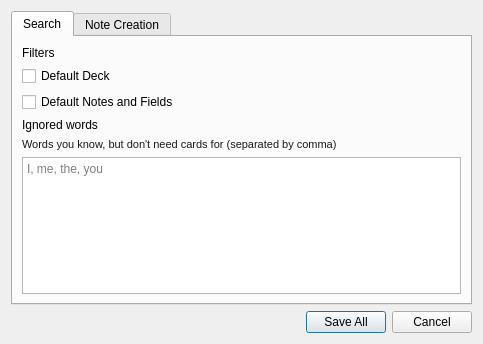
ll-in-anki/find-missing-words, file designer/config.ui: the form before one commit.
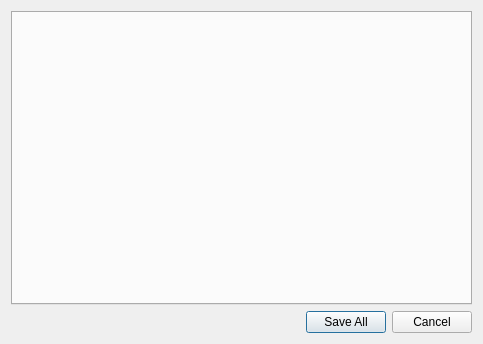
The form after the commit.

Commit message: WIP commit for config and note creation presets

Diff of the .ui file:
```diff
--- a/designer/config.ui
+++ b/designer/config.ui
@@ -19,164 +19,6 @@
      <property name="currentIndex">
       <number>0</number>
      </property>
-     <widget class="QWidget" name="tab_2">
-      <attribute name="title">
-       <string>Search</string>
-      </attribute>
-      <layout class="QVBoxLayout" name="verticalLayout_3">
-       <item>
-        <widget class="QLabel" name="label_2">
-         <property name="text">
-          <string>Filters</string>
-         </property>
-        </widget>
-       </item>
-       <item>
-        <layout class="QHBoxLayout" name="default_deck_hbox">
-         <item>
-          <widget class="QCheckBox" name="default_deck_checkbox">
-           <property name="text">
-            <string>Default Deck</string>
-           </property>
-          </widget>
-         </item>
-         <item>
-          <spacer name="horizontalSpacer_3">
-           <property name="orientation">
-            <enum>Qt::Horizontal</enum>
-           </property>
-           <property name="sizeHint" stdset="0">
-            <size>
-             <width>40</width>
-             <height>20</height>
-            </size>
-           </property>
-          </spacer>
-         </item>
-        </layout>
-       </item>
-       <item>
-        <layout class="QHBoxLayout" name="default_note_field_hbox">
-         <item>
-          <widget class="QCheckBox" name="default_note_field_checkbox">
-           <property name="text">
-            <string>Default Notes and Fields</string>
-           </property>
-          </widget>
-         </item>
-         <item>
-          <spacer name="horizontalSpacer_2">
-           <property name="orientation">
-            <enum>Qt::Horizontal</enum>
-           </property>
-           <property name="sizeHint" stdset="0">
-            <size>
-             <width>40</width>
-             <height>20</height>
-            </size>
-           </property>
-          </spacer>
-         </item>
-        </layout>
-       </item>
-       <item>
-        <widget class="QLabel" name="label_3">
-         <property name="text">
-          <string>Ignored words</string>
-         </property>
-        </widget>
-       </item>
-       <item>
-        <widget class="QLabel" name="label_4">
-         <property name="styleSheet">
-          <string notr="true">font-size: 11px; color: #191919</string>
-         </property>
-         <property name="text">
-          <string>Words you know, but don't need cards for (separated by comma)</string>
-         </property>
-        </widget>
-       </item>
-       <item>
-        <widget class="QTextEdit" name="ignored_words_text_area">
-         <property name="acceptRichText">
-          <bool>false</bool>
-         </property>
-         <property name="placeholderText">
-          <string>I, me, the, you</string>
-         </property>
-        </widget>
-       </item>
-      </layout>
-     </widget>
-     <widget class="QWidget" name="tab">
-      <attribute name="title">
-       <string>Note Creation</string>
-      </attribute>
-      <layout class="QHBoxLayout" name="horizontalLayout">
-       <item>
-        <layout class="QVBoxLayout" name="verticalLayout_2">
-         <item>
-          <widget class="QLabel" name="label">
-           <property name="styleSheet">
-            <string notr="true">font-weight: bold</string>
-           </property>
-           <property name="text">
-            <string>Note Presets</string>
-           </property>
-          </widget>
-         </item>
-         <item>
-          <widget class="QListWidget" name="note_preset_list_widget">
-           <item>
-            <property name="text">
-             <string>New Preset</string>
-            </property>
-            <property name="flags">
-             <set>ItemIsSelectable|ItemIsEditable|ItemIsDragEnabled|ItemIsEnabled</set>
-            </property>
-           </item>
-          </widget>
-         </item>
-         <item>
-          <layout class="QHBoxLayout" name="horizontalLayout_2">
-           <item>
-            <spacer name="horizontalSpacer">
-             <property name="orientation">
-              <enum>Qt::Horizontal</enum>
-             </property>
-             <property name="sizeHint" stdset="0">
-              <size>
-               <width>40</width>
-               <height>20</height>
-              </size>
-             </property>
-            </spacer>
-           </item>
-           <item>
-            <widget class="QPushButton" name="pushButton">
-             <property name="text">
-              <string>Remove</string>
-             </property>
-            </widget>
-           </item>
-           <item>
-            <widget class="QPushButton" name="pushButton_2">
-             <property name="text">
-              <string>Add</string>
-             </property>
-            </widget>
-           </item>
-          </layout>
-         </item>
-        </layout>
-       </item>
-       <item>
-        <widget class="QStackedWidget" name="note_preset_stack">
-         <widget class="QWidget" name="page"/>
-        </widget>
-       </item>
-      </layout>
-     </widget>
     </widget>
    </item>
    <item>
```
Left out of the diff: 4 changed lines with no effect on the pictures. The commit also changes 14 other files.
